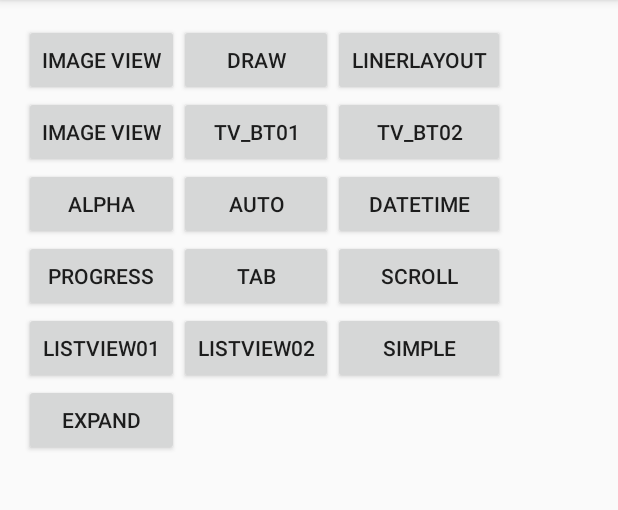
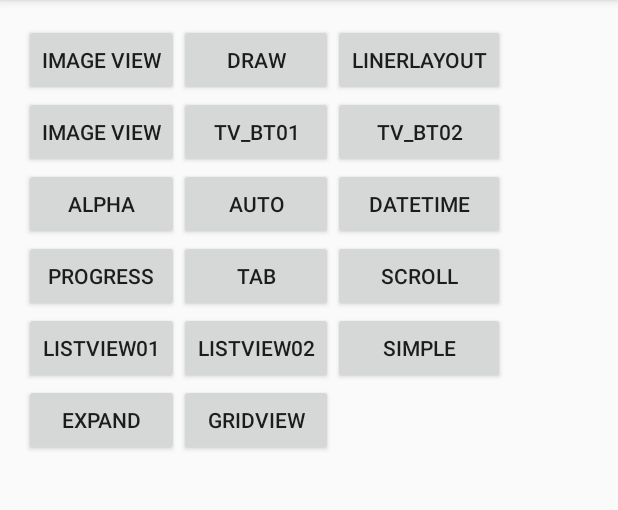
Before and after one commit to edenhub/CrazyAndroid, an Android app: the screen it shows after launch (MainActivity), on a phone screen of 412 x 824 dp, the part 84-594 px from its top. Run offline under Robolectric (Android 15) with nearby library versions, the light colour scheme and no system bars.

Commit message:
gridview

```diff
--- a/app/src/main/AndroidManifest.xml
+++ b/app/src/main/AndroidManifest.xml
@@ -58,6 +58,8 @@
             android:label="activity_ch02_listview03_simple_activity"/>
         <activity android:name=".ch02_listview04_expand_activity"
             android:label="activity_ch02_listview04_expand_activity"/>
+        <activity android:name=".ch02_gridview_activity"
+            android:label="activity_ch02_gridview_activity"/>
     </application>
 
 </manifest>
--- a/app/src/main/java/example/adam/pri/crazyandroid/MainActivity.java
+++ b/app/src/main/java/example/adam/pri/crazyandroid/MainActivity.java
@@ -120,6 +120,7 @@ public class MainActivity extends ActionBarActivity {
         addNewButtonInLayout(R.id.ch02_listview_bt02,ch02_listview02_activity.class);
         addNewButtonInLayout(R.id.ch02_simple_bt,ch02_listview03_simple_activity.class);
         addNewButtonInLayout(R.id.ch02_listview_btexpd,ch02_listview04_expand_activity.class);
+        addNewButtonInLayout(R.id.ch02_gridview_bt,ch02_gridview_activity.class);
     }
 
     private void addNewButtonInLayout(int id, final Class<? extends Activity> targetActivity){
--- a/app/src/main/res/layout/activity_main.xml
+++ b/app/src/main/res/layout/activity_main.xml
@@ -124,10 +124,10 @@
                 android:text="expand"
                 android:layout_width="wrap_content"
                 android:layout_height="wrap_content"/>
-            <!--<Button android:id="@+id/ch02_listview_bt02"-->
-                <!--android:text="listview02"-->
-                <!--android:layout_width="wrap_content"-->
-                <!--android:layout_height="wrap_content"/>-->
+            <Button android:id="@+id/ch02_gridview_bt"
+                android:text="gridview"
+                android:layout_width="wrap_content"
+                android:layout_height="wrap_content"/>
             <!--<Button android:id="@+id/ch02_simple_bt"-->
                 <!--android:text="simple"-->
                 <!--android:layout_width="wrap_content"-->
```
Also changed, not shown: app/src/main/java/example/adam/pri/crazyandroid/ch02_grideview_activity.java (+37 -25 lines), app/src/main/res/layout/activity_ch02_gridview_activity.xml (+5 -5 lines).
